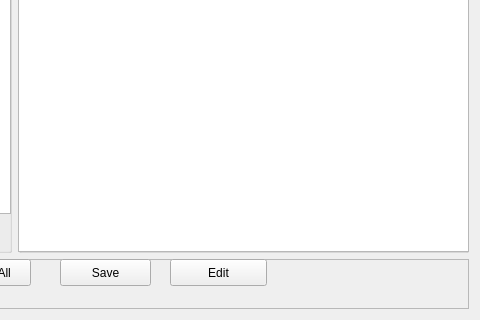
This is src/DSDGUI.ui in TobiasTiedtke/Projekt_dsd_gui as Qt 5 draws it before an edit; both pictures show x 451 to 931 and y 400 to 720 of the 931 by 720 pixel window. The edited form follows.
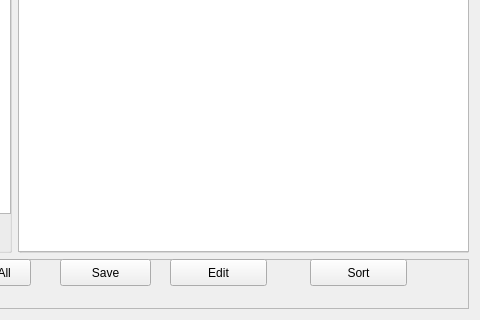
This is the edited form.

```diff
--- a/src/DSDGUI.ui
+++ b/src/DSDGUI.ui
@@ -334,6 +334,19 @@
        <string>Edit</string>
       </property>
      </widget>
+     <widget class="QPushButton" name="SortButton">
+      <property name="geometry">
+       <rect>
+        <x>750</x>
+        <y>0</y>
+        <width>97</width>
+        <height>27</height>
+       </rect>
+      </property>
+      <property name="text">
+       <string>Sort</string>
+      </property>
+     </widget>
      <zorder>DeleteAllButton</zorder>
      <zorder>SaveButton</zorder>
      <zorder>ReadButton</zorder>
```
Left out of the diff: 1 changed line with no effect on the pictures.
